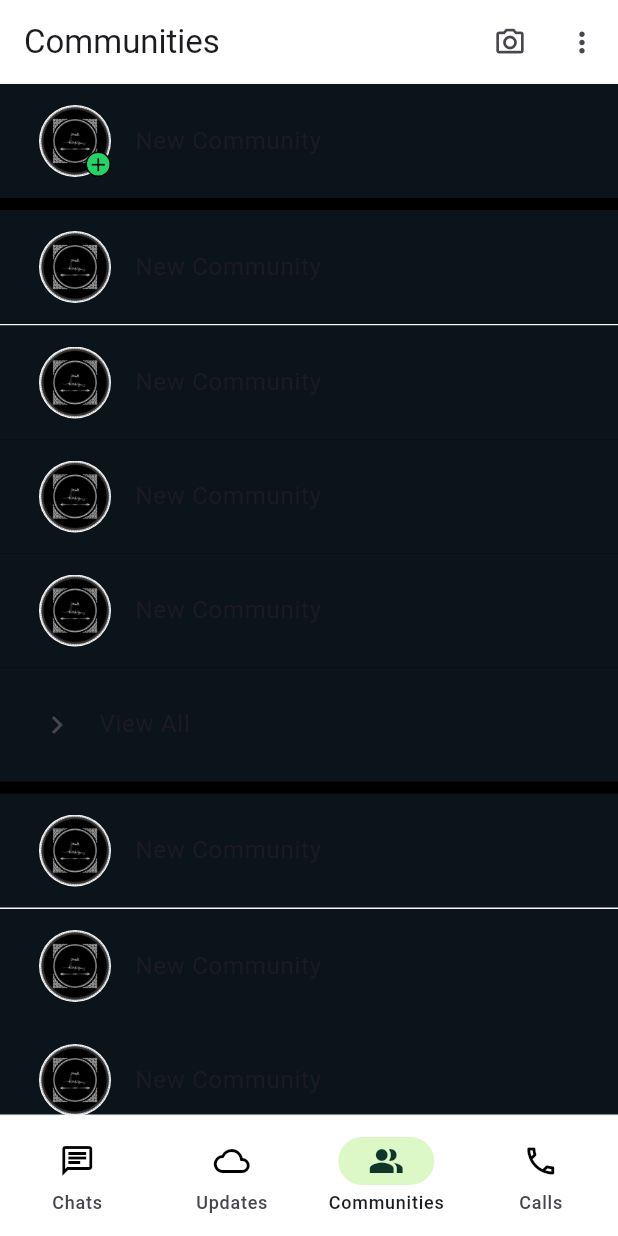
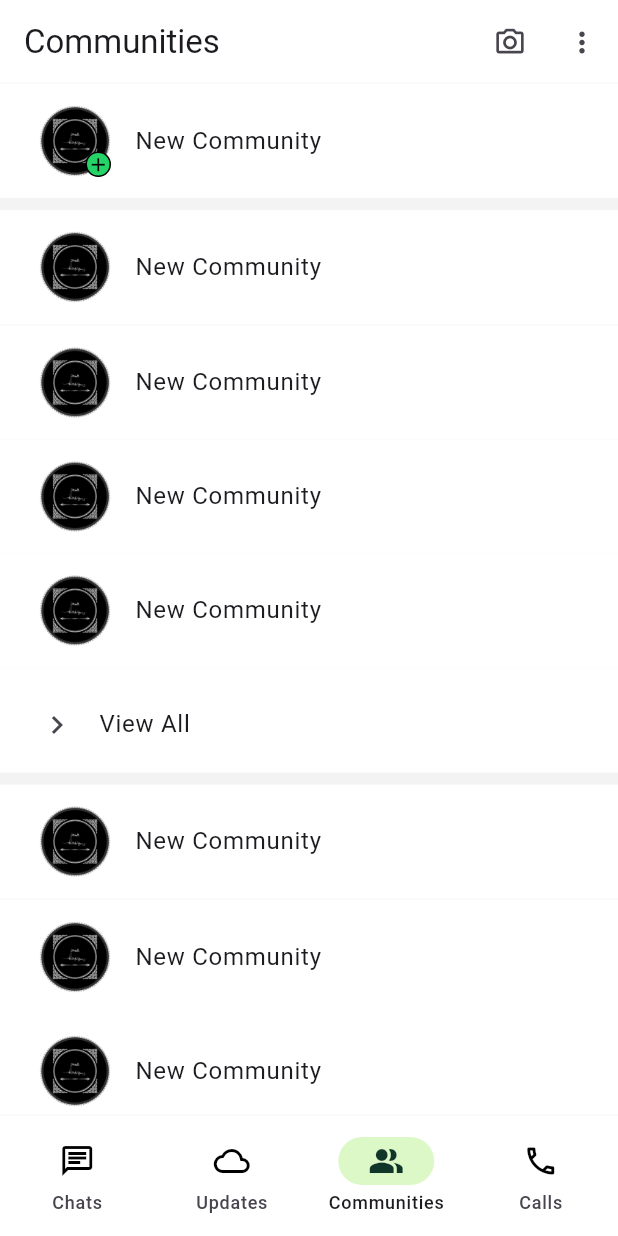
Before and after one commit to Al-Fuad/whatsapp_clone_with_flutter, a Flutter app: the screen it shows after launch, item 3 of the bottom bar chosen, on a phone screen of 412 x 824 dp. Run offline on Flutter 3.47's test engine with Material 3 defaults, Android fonts, the phone set to English and light mode, and no system bars; our stand-ins replace get, iconsax.

Commit message:
Theme added

```diff
--- a/lib/common/widget/appbar/wa_app_bar.dart
+++ b/lib/common/widget/appbar/wa_app_bar.dart
@@ -13,6 +13,7 @@ class WAAppBar extends StatelessWidget implements PreferredSizeWidget {
       this.title,
       this.showBackButton = false,
       this.isBold = false,
+      this.addToCallButtonPressed,
       this.videoCallButtonPressed,
       this.audioCallButtonPressed,
       this.messageButtonPressed,
@@ -29,6 +30,7 @@ class WAAppBar extends StatelessWidget implements PreferredSizeWidget {
   final bool showBackButtonWithImage;
   final Widget? titleWidget;
   final double leadingWidth, titleSpacing;
+  final VoidCallback? addToCallButtonPressed;
   final VoidCallback? videoCallButtonPressed;
   final VoidCallback? audioCallButtonPressed;
   final VoidCallback? messageButtonPressed;
@@ -75,6 +77,14 @@ class WAAppBar extends StatelessWidget implements PreferredSizeWidget {
         bottom: CustomBorderStyle.defaultBorderSideStyle,
       ),
       actions: [
+        if (addToCallButtonPressed != null)
+          IconButton(
+            iconSize: 22,
+            icon: const Icon(
+              Iconsax.user,
+            ),
+            onPressed: addToCallButtonPressed,
+          ),
         if (videoCallButtonPressed != null)
           IconButton(
             iconSize: 22,
--- a/lib/features/chats/screens/call_log/call_log.dart
+++ b/lib/features/chats/screens/call_log/call_log.dart
@@ -43,7 +43,7 @@ class CallLog extends StatelessWidget {
                       IconButton.styleFrom(backgroundColor: AppColor.primary),
                   icon: Icon(
                     CupertinoIcons.heart_fill,
-                    color: AppColor.black,
+                    color: dark ? AppColor.black : AppColor.white,
                   ),
                 ),
               ),
@@ -84,7 +84,7 @@ class CallLog extends StatelessWidget {
       floatingActionButton: FloatingActionButton(
         onPressed: () {  },
         backgroundColor: AppColor.primary,
-        child: Icon(Icons.add_ic_call, color: AppColor.black,),
+        child: Icon(Icons.add_ic_call, color: dark ? AppColor.black : AppColor.white,),
       ),
 
     );
--- a/lib/features/chats/screens/call_log/widget/single_call_log_tab.dart
+++ b/lib/features/chats/screens/call_log/widget/single_call_log_tab.dart
@@ -30,7 +30,7 @@ class SingleCallLogTab extends StatelessWidget {
         children: [
           Text(
             "Person1",
-            style: TextStyle(fontSize: 16, color: isMissed ? Colors.red : AppColor.white),
+            style: TextStyle(fontSize: 16, color: isMissed ? Colors.red : null),
           ),
           Row(
             children: [
--- a/lib/features/chats/screens/communities/communities.dart
+++ b/lib/features/chats/screens/communities/communities.dart
@@ -13,7 +13,7 @@ class Communities extends StatelessWidget {
   Widget build(BuildContext context) {
     final dark = HelperFunctions.isDarkMode();
     return Scaffold(
-      backgroundColor: AppColor.black,
+      backgroundColor: dark ? AppColor.black : Color(0xFFF3F3F3),
       appBar: WAAppBar(
         title: "Communities",
         cameraButtonPressed: (){},
@@ -25,7 +25,7 @@ class Communities extends StatelessWidget {
             children: [
               Container(
                 padding: EdgeInsets.all(10),
-                  color: AppColor.backgroudDark,
+                  color: dark ? AppColor.backgroudDark : AppColor.backgroudLight,
                 child: ListTile(
                   onTap: (){},
                   leading: Stack(
@@ -58,7 +58,7 @@ class Communities extends StatelessWidget {
                     padding: EdgeInsets.all(10),
                     decoration: BoxDecoration(
                       border: Border(bottom: CustomBorderStyle.defaultBorderSideStyle),
-                    color: AppColor.backgroudDark,
+                    color: dark ? AppColor.backgroudDark : AppColor.backgroudLight,
                     ),
                     child: ListTile(
                       onTap: (){},
@@ -68,7 +68,7 @@ class Communities extends StatelessWidget {
                   ),
                   Container(
                     padding: EdgeInsets.all(10),
-                    color: AppColor.backgroudDark,
+                    color: dark ? AppColor.backgroudDark : AppColor.backgroudLight,
                     child: ListTile(
                       onTap: (){},
                       leading: CircularImageButton(),
@@ -77,7 +77,7 @@ class Communities extends StatelessWidget {
                   ),
                   Container(
                     padding: EdgeInsets.all(10),
-                    color: AppColor.backgroudDark,
+                    color: dark ? AppColor.backgroudDark : AppColor.backgroudLight,
                     child: ListTile(
                       onTap: (){},
                       leading: CircularImageButton(),
@@ -86,7 +86,7 @@ class Communities extends StatelessWidget {
                   ),
                   Container(
                     padding: EdgeInsets.all(10),
-                    color: AppColor.backgroudDark,
+                    color: dark ? AppColor.backgroudDark : AppColor.backgroudLight,
                     child: ListTile(
                       onTap: (){},
                       leading: CircularImageButton(),
@@ -94,8 +94,9 @@ class Communities extends StatelessWidget {
                     ),
                   ),
                   Container(
+                    height: 70,
                     padding: EdgeInsets.all(10),
-                    color: AppColor.backgroudDark,
+                    color: dark ? AppColor.backgroudDark : AppColor.backgroudLight,
                     child: ListTile(
                       onTap: (){},
                       leading: Icon(Icons.keyboard_arrow_right),
@@ -111,7 +112,7 @@ class Communities extends StatelessWidget {
                     padding: EdgeInsets.all(10),
                     decoration: BoxDecoration(
                       border: Border(bottom: CustomBorderStyle.defaultBorderSideStyle),
-                    color: AppColor.backgroudDark,
+                    color: dark ? AppColor.backgroudDark : AppColor.backgroudLight,
                     ),
                     child: ListTile(
                       onTap: (){},
@@ -121,7 +122,7 @@ class Communities extends StatelessWidget {
                   ),
                   Container(
                     padding: EdgeInsets.all(10),
-                    color: AppColor.backgroudDark,
+                    color: dark ? AppColor.backgroudDark : AppColor.backgroudLight,
                     child: ListTile(
                       onTap: (){},
                       leading: CircularImageButton(),
@@ -130,7 +131,7 @@ class Communities extends StatelessWidget {
                   ),
                   Container(
                     padding: EdgeInsets.all(10),
-                    color: AppColor.backgroudDark,
+                    color: dark ? AppColor.backgroudDark : AppColor.backgroudLight,
                     child: ListTile(
                       onTap: (){},
                       leading: CircularImageButton(),
@@ -139,7 +140,7 @@ class Communities extends StatelessWidget {
                   ),
                   Container(
                     padding: EdgeInsets.all(10),
-                    color: AppColor.backgroudDark,
+                    color: dark ? AppColor.backgroudDark : AppColor.backgroudLight,
                     child: ListTile(
                       onTap: (){},
                       leading: CircularImageButton(),
@@ -147,8 +148,9 @@ class Communities extends StatelessWidget {
                     ),
                   ),
                   Container(
+                    height: 70,
                     padding: EdgeInsets.all(10),
-                    color: AppColor.backgroudDark,
+                    color: dark ? AppColor.backgroudDark : AppColor.backgroudLight,
                     child: ListTile(
                       onTap: (){},
                       leading: Icon(Icons.keyboard_arrow_right),
@@ -164,7 +166,7 @@ class Communities extends StatelessWidget {
                     padding: EdgeInsets.all(10),
                     decoration: BoxDecoration(
                       border: Border(bottom: CustomBorderStyle.defaultBorderSideStyle),
-                    color: AppColor.backgroudDark,
+                    color: dark ? AppColor.backgroudDark : AppColor.backgroudLight,
                     ),
                     child: ListTile(
                       onTap: (){},
@@ -174,7 +176,7 @@ class Communities extends StatelessWidget {
                   ),
                   Container(
                     padding: EdgeInsets.all(10),
-                    color: AppColor.backgroudDark,
+                    color: dark ? AppColor.backgroudDark : AppColor.backgroudLight,
                     child: ListTile(
                       onTap: (){},
                       leading: CircularImageButton(),
@@ -183,7 +185,7 @@ class Communities extends StatelessWidget {
                   ),
                   Container(
                     padding: EdgeInsets.all(10),
-                    color: AppColor.backgroudDark,
+                    color: dark ? AppColor.backgroudDark : AppColor.backgroudLight,
                     child: ListTile(
                       onTap: (){},
                       leading: CircularImageButton(),
@@ -192,7 +194,7 @@ class Communities extends StatelessWidget {
                   ),
                   Container(
                     padding: EdgeInsets.all(10),
-                    color: AppColor.backgroudDark,
+                    color: dark ? AppColor.backgroudDark : AppColor.backgroudLight,
                     child: ListTile(
                       onTap: (){},
                       leading: CircularImageButton(),
@@ -200,61 +202,9 @@ class Communities extends StatelessWidget {
                     ),
                   ),
                   Container(
+                    height: 70,
                     padding: EdgeInsets.all(10),
-                    color: AppColor.backgroudDark,
-                    child: ListTile(
-                      onTap: (){},
-                      leading: Icon(Icons.keyboard_arrow_right),
-                      title: Text("View All"),
-                    ),
-                  ),
-                ],
-              ),
-              SizedBox(height: 8,),
-              Column(
-                children: [
-                  Container(
-                    padding: EdgeInsets.all(10),
-                    decoration: BoxDecoration(
-                      border: Border(bottom: CustomBorderStyle.defaultBorderSideStyle),
-                    color: AppColor.backgroudDark,
-                    ),
-                    child: ListTile(
-                      onTap: (){},
-                      leading: CircularImageButton(),
-                      title: Text("New Community"),
-                    ),
-                  ),
-                  Container(
-                    padding: EdgeInsets.all(10),
-                    color: AppColor.backgroudDark,
-                    child: ListTile(
-                      onTap: (){},
-                      leading: CircularImageButton(),
-                      title: Text("New Community"),
-                    ),
-                  ),
-                  Container(
-                    padding: EdgeInsets.all(10),
-                    color: AppColor.backgroudDark,
-                    child: ListTile(
-                      onTap: (){},
-                      leading: CircularImageButton(),
-                      title: Text("New Community"),
-                    ),
-                  ),
-                  Container(
-                    padding: EdgeInsets.all(10),
-                    color: AppColor.backgroudDark,
-                    child: ListTile(
-                      onTap: (){},
-                      leading: CircularImageButton(),
-                      title: Text("New Community"),
-                    ),
-                  ),
-                  Container(
-                    padding: EdgeInsets.all(10),
-                    color: AppColor.backgroudDark,
+                    color: dark ? AppColor.backgroudDark : AppColor.backgroudLight,
                     child: ListTile(
                       onTap: (){},
                       leading: Icon(Icons.keyboard_arrow_right),
--- a/lib/features/chats/screens/home/home.dart
+++ b/lib/features/chats/screens/home/home.dart
@@ -101,7 +101,7 @@ class Home extends StatelessWidget {
       floatingActionButton: FloatingActionButton(
         onPressed: () {  },
         backgroundColor: AppColor.primary,
-        child: Icon(Icons.add_comment, color: AppColor.black,),
+        child: Icon(Icons.add_comment, color: dark ? AppColor.black : AppColor.white,),
       ),
 
       // bottomNavigationBar: const BottomNav(),
--- a/lib/features/chats/screens/message/widget/message_bar.dart
+++ b/lib/features/chats/screens/message/widget/message_bar.dart
@@ -3,12 +3,14 @@ import 'package:flutter/material.dart';
 import 'package:flutter/services.dart';
 import 'package:iconsax/iconsax.dart';
 import 'package:whatsapp_clone_with_flutter/utils/constants/app_color.dart';
+import 'package:whatsapp_clone_with_flutter/utils/helpers/helper_function.dart';
 
 class MessageBar extends StatelessWidget {
   const MessageBar({super.key});
 
   @override
   Widget build(BuildContext context) {
+    final dark = HelperFunctions.isDarkMode();
     return Container(
       padding: EdgeInsets.all(5),
       child: Row(
@@ -16,7 +18,7 @@ class MessageBar extends StatelessWidget {
           Expanded(
               child: Container(
             decoration: BoxDecoration(
-                color: AppColor.messageBar,
+                color: dark ? AppColor.messageBar : AppColor.white,
                 borderRadius: BorderRadius.circular(30)),
             child: Row(
               children: [
@@ -57,7 +59,7 @@ class MessageBar extends StatelessWidget {
               onPressed: () {},
               icon: Icon(
                 Icons.mic,
-                color: AppColor.black,
+                color: dark ? AppColor.black : AppColor.white,
               ))
         ],
       ),
--- a/lib/features/chats/screens/message/widget/single_message_container.dart
+++ b/lib/features/chats/screens/message/widget/single_message_container.dart
@@ -12,6 +12,7 @@ class SingleMessageContainer extends StatelessWidget {
 
   @override
   Widget build(BuildContext context) {
+    final dark = HelperFunctions.isDarkMode();
     return Align(
       alignment: user ? Alignment.centerRight : Alignment.centerLeft,
       child: ConstrainedBox(
@@ -21,8 +22,8 @@ class SingleMessageContainer extends StatelessWidget {
           decoration: BoxDecoration(
             borderRadius: BorderRadius.circular(10),
             color: user
-                ? AppColor.messageBackgroundUser
-                : AppColor.messageBackgroundFriend,
+                ? dark ? AppColor.messageBackgroundUser : AppColor.secondaryLight
+                : dark ? AppColor.messageBackgroundFriend : AppColor.white,
           ),
           child: Stack(
             children: [
--- a/lib/features/chats/screens/updates/updates.dart
+++ b/lib/features/chats/screens/updates/updates.dart
@@ -173,7 +173,7 @@ class Updates extends StatelessWidget {
           FloatingActionButton(
             onPressed: () {  },
             backgroundColor: AppColor.primary,
-            child: Icon(Icons.camera_alt, color: AppColor.black,),
+            child: Icon(Icons.camera_alt, color: dark ? AppColor.black : AppColor.white,),
           ),
           SizedBox(height: 10,),
           SizedBox(
@@ -181,8 +181,8 @@ class Updates extends StatelessWidget {
             width: 40,
             child: FloatingActionButton(
               onPressed: () {  },
-                backgroundColor: AppColor.writeStatus,
-                child: Icon(Icons.edit, color: AppColor.grey,),
+                backgroundColor: dark ? AppColor.writeStatus : AppColor.grey,
+                child: Icon(Icons.edit, color: dark ? AppColor.grey : AppColor.writeStatus,),
                 ),
           ),
         ],
```
